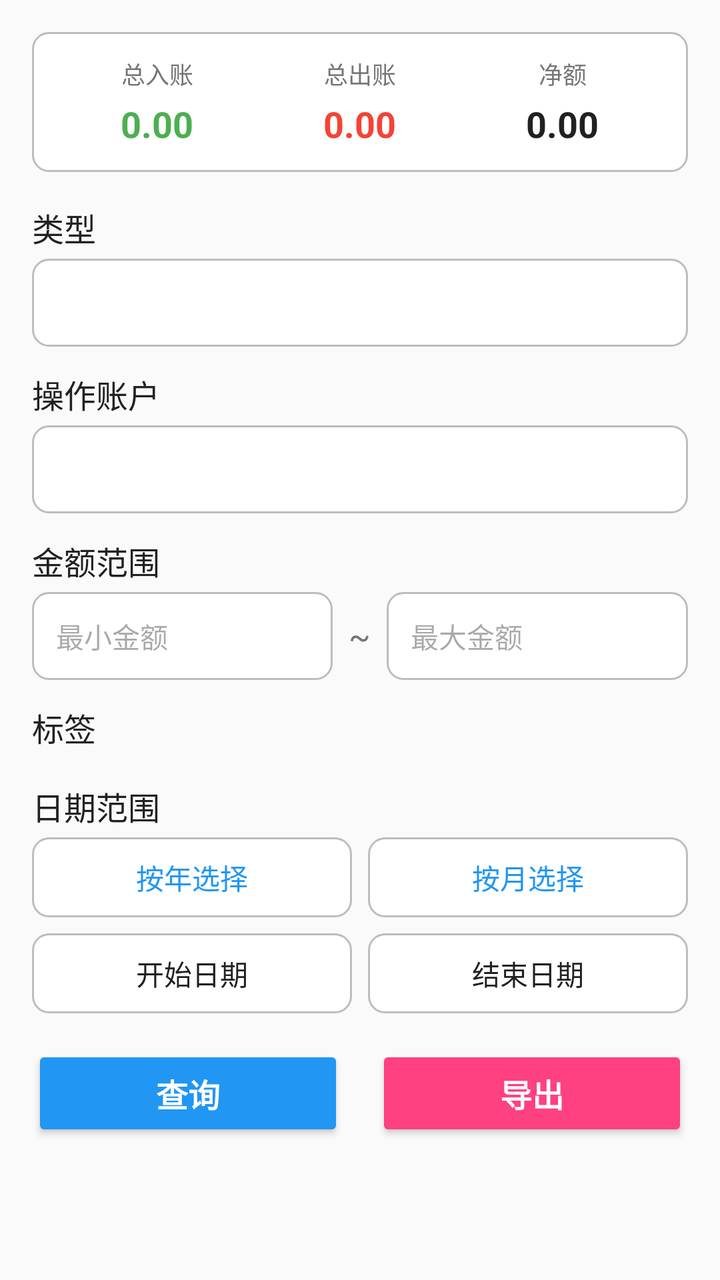
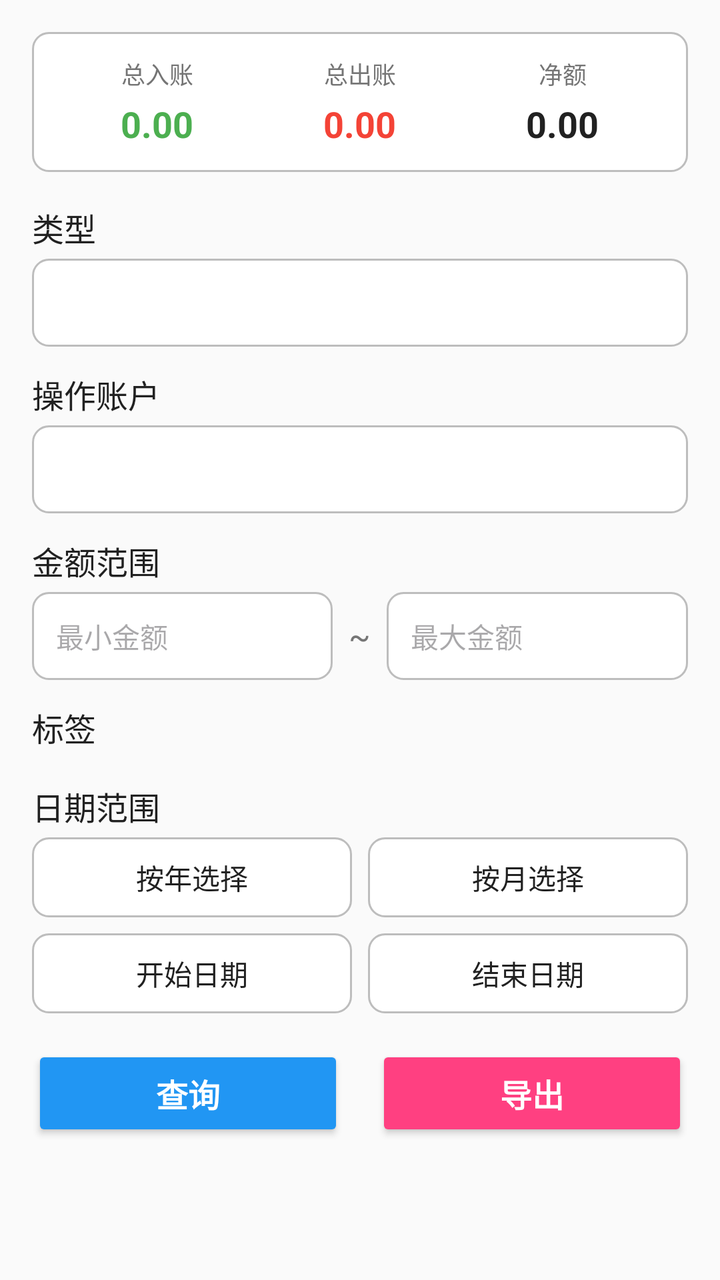

The first picture is an Android layout as it rendered before a commit; the second is the same layout after the commit. The layout source and the unified diff follow.
<!-- AndroidManifest.xml: application theme Theme.Accounting -->
<!-- res/layout/activity_statistics.xml -->
<?xml version="1.0" encoding="utf-8"?>
<LinearLayout xmlns:android="http://schemas.android.com/apk/res/android"
    android:layout_width="match_parent"
    android:layout_height="match_parent"
    android:background="@color/bg_screen"
    android:orientation="vertical">

    <androidx.core.widget.NestedScrollView
        android:layout_width="match_parent"
        android:layout_height="wrap_content">

        <LinearLayout
            android:layout_width="match_parent"
            android:layout_height="wrap_content"
            android:orientation="vertical"
            android:padding="16dp">

            
            <LinearLayout
                android:layout_width="match_parent"
                android:layout_height="wrap_content"
                android:background="@drawable/bg_input"
                android:gravity="center"
                android:orientation="horizontal"
                android:padding="12dp">

                <LinearLayout
                    android:layout_width="0dp"
                    android:layout_height="wrap_content"
                    android:layout_weight="1"
                    android:gravity="center"
                    android:orientation="vertical">

                    <TextView
                        android:layout_width="wrap_content"
                        android:layout_height="wrap_content"
                        android:text="@string/statistics_total_income"
                        android:textColor="@color/text_secondary"
                        android:textSize="12sp" />

                    <TextView
                        android:id="@+id/tv_total_income"
                        android:layout_width="wrap_content"
                        android:layout_height="wrap_content"
                        android:layout_marginTop="4dp"
                        android:text="0.00"
                        android:textColor="@color/income"
                        android:textSize="18sp"
                        android:textStyle="bold" />

                </LinearLayout>

                <LinearLayout
                    android:layout_width="0dp"
                    android:layout_height="wrap_content"
                    android:layout_weight="1"
                    android:gravity="center"
                    android:orientation="vertical">

                    <TextView
                        android:layout_width="wrap_content"
                        android:layout_height="wrap_content"
                        android:text="@string/statistics_total_expense"
                        android:textColor="@color/text_secondary"
                        android:textSize="12sp" />

                    <TextView
                        android:id="@+id/tv_total_expense"
                        android:layout_width="wrap_content"
                        android:layout_height="wrap_content"
                        android:layout_marginTop="4dp"
                        android:text="0.00"
                        android:textColor="@color/expense"
                        android:textSize="18sp"
                        android:textStyle="bold" />

                </LinearLayout>

                <LinearLayout
                    android:layout_width="0dp"
                    android:layout_height="wrap_content"
                    android:layout_weight="1"
                    android:gravity="center"
                    android:orientation="vertical">

                    <TextView
                        android:layout_width="wrap_content"
                        android:layout_height="wrap_content"
                        android:text="@string/statistics_net_amount"
                        android:textColor="@color/text_secondary"
                        android:textSize="12sp" />

                    <TextView
                        android:id="@+id/tv_net_amount"
                        android:layout_width="wrap_content"
                        android:layout_height="wrap_content"
                        android:layout_marginTop="4dp"
                        android:text="0.00"
                        android:textColor="@color/text_primary"
                        android:textSize="18sp"
                        android:textStyle="bold" />

                </LinearLayout>

            </LinearLayout>

            
            <TextView
                android:layout_width="wrap_content"
                android:layout_height="wrap_content"
                android:layout_marginTop="16dp"
                android:text="@string/statistics_filter_type"
                android:textColor="@color/text_primary"
                android:textSize="16sp" />

            <Spinner
                android:id="@+id/spn_type"
                android:layout_width="match_parent"
                android:layout_height="44dp"
                android:layout_marginTop="4dp"
                android:background="@drawable/bg_input"
                android:paddingHorizontal="12dp" />

            
            <TextView
                android:layout_width="wrap_content"
                android:layout_height="wrap_content"
                android:layout_marginTop="12dp"
                android:text="@string/statistics_filter_account"
                android:textColor="@color/text_primary"
                android:textSize="16sp" />

            <Spinner
                android:id="@+id/spn_account"
                android:layout_width="match_parent"
                android:layout_height="44dp"
                android:layout_marginTop="4dp"
                android:background="@drawable/bg_input"
                android:paddingHorizontal="12dp" />

            
            <TextView
                android:layout_width="wrap_content"
                android:layout_height="wrap_content"
                android:layout_marginTop="12dp"
                android:text="@string/statistics_filter_amount_range"
                android:textColor="@color/text_primary"
                android:textSize="16sp" />

            <LinearLayout
                android:layout_width="match_parent"
                android:layout_height="wrap_content"
                android:layout_marginTop="4dp"
                android:gravity="center_vertical"
                android:orientation="horizontal">

                <EditText
                    android:id="@+id/et_amount_min"
                    android:layout_width="0dp"
                    android:layout_height="44dp"
                    android:layout_weight="1"
                    android:background="@drawable/bg_input"
                    android:digits="0123456789."
                    android:hint="@string/statistics_filter_amount_min"
                    android:inputType="numberDecimal"
                    android:paddingHorizontal="12dp"
                    android:textSize="14sp" />

                <TextView
                    android:layout_width="wrap_content"
                    android:layout_height="wrap_content"
                    android:layout_marginHorizontal="8dp"
                    android:text="~"
                    android:textColor="@color/text_secondary"
                    android:textSize="16sp" />

                <EditText
                    android:id="@+id/et_amount_max"
                    android:layout_width="0dp"
                    android:layout_height="44dp"
                    android:layout_weight="1"
                    android:background="@drawable/bg_input"
                    android:digits="0123456789."
                    android:hint="@string/statistics_filter_amount_max"
                    android:inputType="numberDecimal"
                    android:paddingHorizontal="12dp"
                    android:textSize="14sp" />

            </LinearLayout>

            
            <TextView
                android:layout_width="wrap_content"
                android:layout_height="wrap_content"
                android:layout_marginTop="12dp"
                android:text="@string/statistics_filter_tags"
                android:textColor="@color/text_primary"
                android:textSize="16sp" />

            <LinearLayout
                android:id="@+id/ll_tag_container"
                android:layout_width="match_parent"
                android:layout_height="wrap_content"
                android:layout_marginTop="4dp"
                android:orientation="vertical" />

            
            <TextView
                android:layout_width="wrap_content"
                android:layout_height="wrap_content"
                android:layout_marginTop="12dp"
                android:text="@string/statistics_filter_date_range"
                android:textColor="@color/text_primary"
                android:textSize="16sp" />

            <LinearLayout
                android:layout_width="match_parent"
                android:layout_height="wrap_content"
                android:layout_marginTop="4dp"
                android:orientation="horizontal">

                <Button
                    android:id="@+id/btn_select_year"
                    style="?android:attr/borderlessButtonStyle"
                    android:layout_width="0dp"
                    android:layout_height="40dp"
                    android:layout_weight="1"
                    android:layout_marginEnd="4dp"
                    android:background="@drawable/bg_input"
                    android:gravity="center"
                    android:text="@string/statistics_select_year"
                    android:textColor="@color/brand_primary"
                    android:textSize="14sp" />

                <Button
                    android:id="@+id/btn_select_month"
                    style="?android:attr/borderlessButtonStyle"
                    android:layout_width="0dp"
                    android:layout_height="40dp"
                    android:layout_weight="1"
                    android:layout_marginStart="4dp"
                    android:background="@drawable/bg_input"
                    android:gravity="center"
                    android:text="@string/statistics_select_month"
                    android:textColor="@color/brand_primary"
                    android:textSize="14sp" />

            </LinearLayout>

            <LinearLayout
                android:layout_width="match_parent"
                android:layout_height="wrap_content"
                android:layout_marginTop="8dp"
                android:orientation="horizontal">

                <Button
                    android:id="@+id/btn_start_date"
                    style="?android:attr/borderlessButtonStyle"
                    android:layout_width="0dp"
                    android:layout_height="40dp"
                    android:layout_weight="1"
                    android:layout_marginEnd="4dp"
                    android:background="@drawable/bg_input"
                    android:gravity="center"
                    android:text="@string/statistics_start_date"
                    android:textColor="@color/text_primary"
                    android:textSize="14sp" />

                <Button
                    android:id="@+id/btn_end_date"
                    style="?android:attr/borderlessButtonStyle"
                    android:layout_width="0dp"
                    android:layout_height="40dp"
                    android:layout_weight="1"
                    android:layout_marginStart="4dp"
                    android:background="@drawable/bg_input"
                    android:gravity="center"
                    android:text="@string/statistics_end_date"
                    android:textColor="@color/text_primary"
                    android:textSize="14sp" />

            </LinearLayout>

            
            <LinearLayout
                android:layout_width="match_parent"
                android:layout_height="wrap_content"
                android:layout_marginTop="16dp"
                android:orientation="horizontal">

                <Button
                    android:id="@+id/btn_query"
                    android:layout_width="0dp"
                    android:layout_height="48dp"
                    android:layout_weight="1"
                    android:layout_marginEnd="8dp"
                    android:backgroundTint="@color/brand_primary"
                    android:text="@string/statistics_query"
                    android:textColor="@color/white"
                    android:textSize="16sp"
                    android:textStyle="bold" />

                <Button
                    android:id="@+id/btn_export"
                    android:layout_width="0dp"
                    android:layout_height="48dp"
                    android:layout_weight="1"
                    android:layout_marginStart="8dp"
                    android:backgroundTint="@color/brand_accent"
                    android:text="@string/statistics_export"
                    android:textColor="@color/white"
                    android:textSize="16sp"
                    android:textStyle="bold" />

            </LinearLayout>

            <TextView
                android:id="@+id/tv_result_count"
                android:layout_width="match_parent"
                android:layout_height="wrap_content"
                android:layout_marginTop="16dp"
                android:gravity="center"
                android:textColor="@color/text_secondary"
                android:textSize="14sp"
                android:visibility="gone" />

            <androidx.recyclerview.widget.RecyclerView
                android:id="@+id/rv_results"
                android:layout_width="match_parent"
                android:layout_height="wrap_content"
                android:layout_marginTop="8dp"
                android:layout_marginBottom="16dp"
                android:nestedScrollingEnabled="false" />

        </LinearLayout>

    </androidx.core.widget.NestedScrollView>

</LinearLayout>
<!-- resources referenced by this layout -->
<resources>
  <color name="bg_screen">#FAFAFA</color>
  <color name="brand_accent">#FF4081</color>
  <color name="brand_primary">#2196F3</color>
  <color name="expense">#F44336</color>
  <color name="income">#4CAF50</color>
  <color name="text_primary">#212121</color>
  <color name="text_secondary">#757575</color>
  <color name="white">#FFFFFF</color>
  <!-- drawable bg_input (drawable) -->
  <?xml version="1.0" encoding="utf-8"?>
  <shape xmlns:android="http://schemas.android.com/apk/res/android"
      android:shape="rectangle">
      <solid android:color="@color/white" />
      <stroke
          android:width="1dp"
          android:color="@color/divider" />
      <corners android:radius="8dp" />
  </shape>
  <string name="statistics_end_date">结束日期</string>
  <string name="statistics_export">导出</string>
  <string name="statistics_filter_account">操作账户</string>
  <string name="statistics_filter_amount_max">最大金额</string>
  <string name="statistics_filter_amount_min">最小金额</string>
  <string name="statistics_filter_amount_range">金额范围</string>
  <string name="statistics_filter_date_range">日期范围</string>
  <string name="statistics_filter_tags">标签</string>
  <string name="statistics_filter_type">类型</string>
  <string name="statistics_net_amount">净额</string>
  <string name="statistics_query">查询</string>
  <string name="statistics_select_month">按月选择</string>
  <string name="statistics_select_year">按年选择</string>
  <string name="statistics_start_date">开始日期</string>
  <string name="statistics_total_expense">总出账</string>
  <string name="statistics_total_income">总入账</string>
  <style name="Theme.Accounting" parent="Theme.Material3.Light.NoActionBar">
          <item name="colorPrimary">@color/brand_primary</item>
          <item name="colorPrimaryDark">@color/brand_primary_dark</item>
          <item name="colorAccent">@color/brand_accent</item>
          <item name="android:statusBarColor">@color/brand_primary</item>
      </style>
  <color name="divider">#BDBDBD</color>
  <color name="brand_primary_dark">#1976D2</color>
</resources>

<!-- the commit's change to res/layout/activity_statistics.xml (unified diff, before → after) -->
@@ -229,7 +229,7 @@
                     android:background="@drawable/bg_input"
                     android:gravity="center"
                     android:text="@string/statistics_select_year"
-                    android:textColor="@color/brand_primary"
+                    android:textColor="@color/text_primary"
                     android:textSize="14sp" />
 
                 <Button
@@ -242,7 +242,7 @@
                     android:background="@drawable/bg_input"
                     android:gravity="center"
                     android:text="@string/statistics_select_month"
-                    android:textColor="@color/brand_primary"
+                    android:textColor="@color/text_primary"
                     android:textSize="14sp" />
 
             </LinearLayout>
